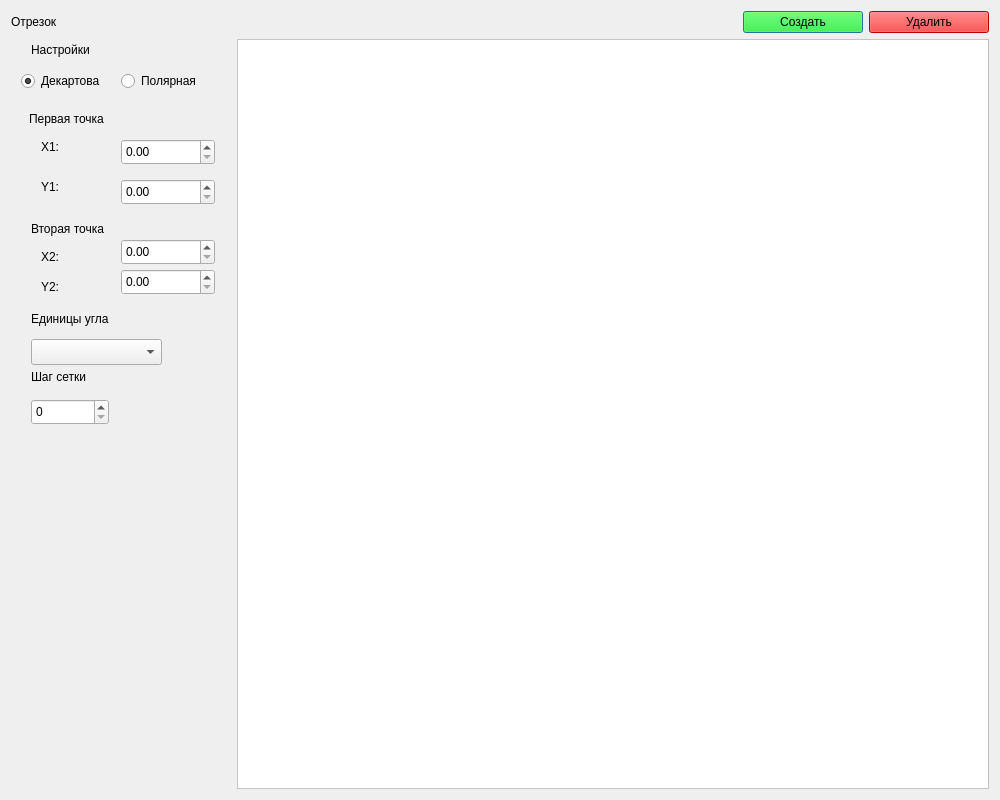
Before: the Qt Designer form uii/main_scene.ui in Airakuu/AiroCAD, drawn with Qt 5.
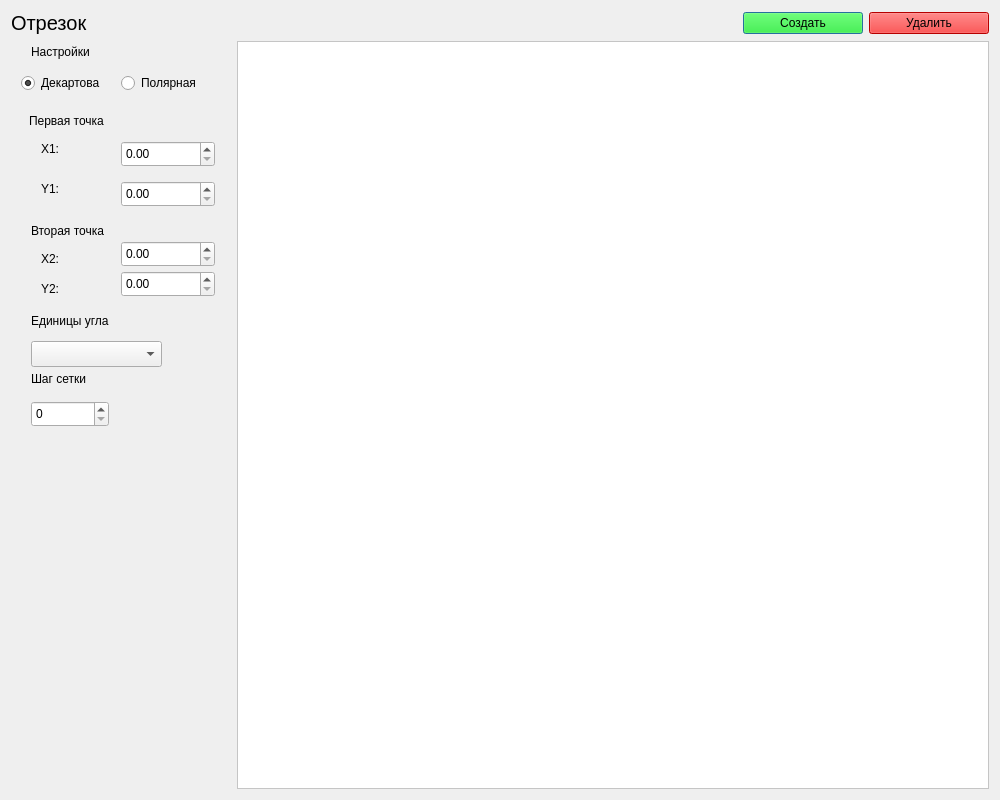
After: the same form once the commit is applied.

Commit message: Доработал интерфейс

Patch:
```diff
--- a/uii/main_scene.ui
+++ b/uii/main_scene.ui
@@ -24,6 +24,11 @@
     <layout class="QHBoxLayout" name="horizontalLayout_2">
      <item>
       <widget class="QLabel" name="label_line">
+       <property name="font">
+        <font>
+         <pointsize>15</pointsize>
+        </font>
+       </property>
        <property name="text">
         <string>Отрезок</string>
        </property>
```
The commit also changes 1 other file.
